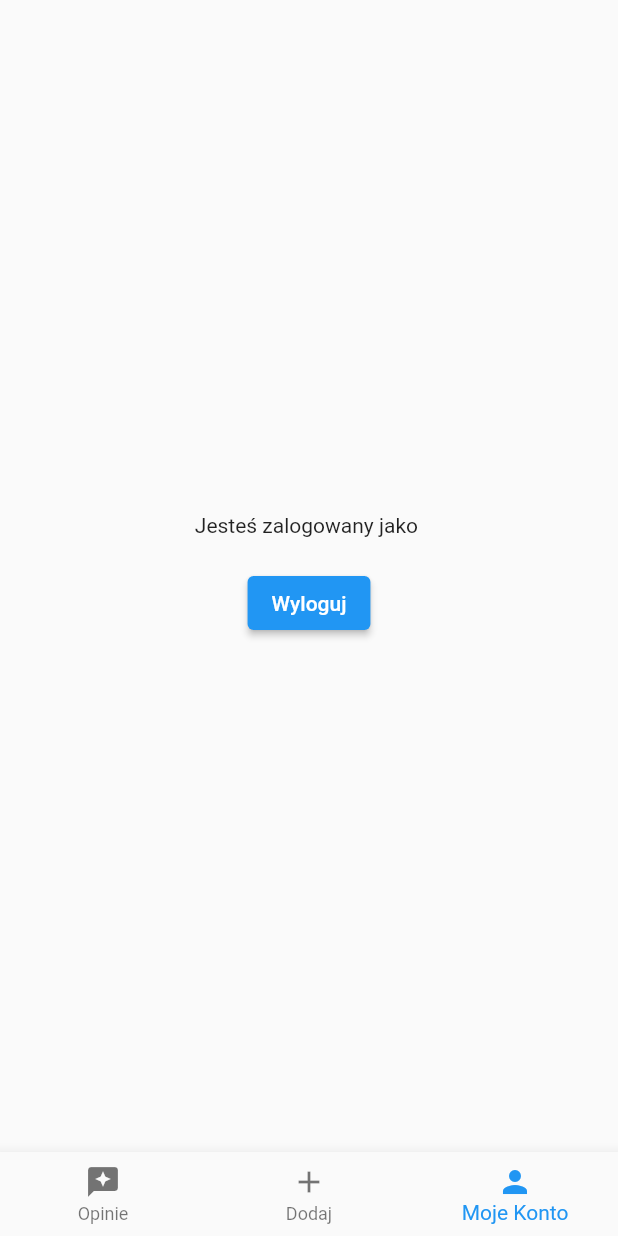
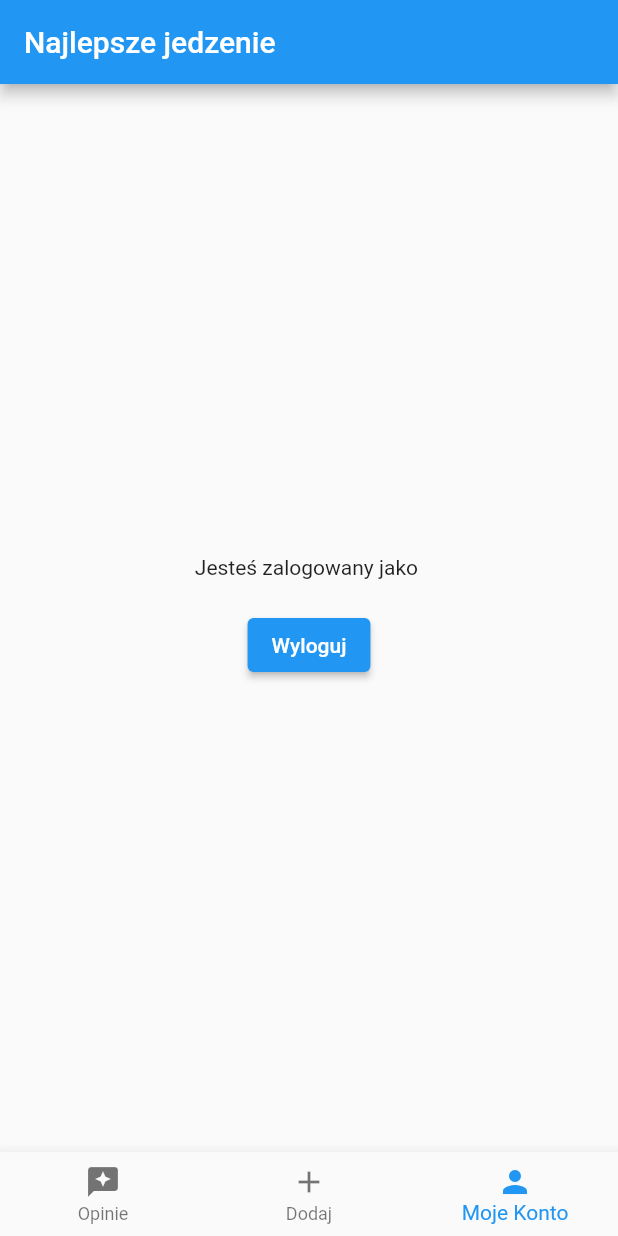
Before and after one commit to jakubapola/najlepsze_jedzenie, a Flutter app: the screen it shows once a user with an empty profile is signed in, item 3 of the bottom bar chosen, after a tap on "Wyloguj", on a phone screen of 412 x 824 dp. Run offline on Flutter 3.47's test engine with Material 2 defaults, Android fonts, the phone set to English and light mode, and no system bars; our stand-ins replace cloud_firestore, firebase_auth, firebase_core; accounts and stored records are empty.

Commit message:
Install Cloud Firestore

```diff
--- a/lib/app/home/home_page.dart
+++ b/lib/app/home/home_page.dart
@@ -1,5 +1,8 @@
 import 'package:firebase_auth/firebase_auth.dart';
 import 'package:flutter/material.dart';
+import 'package:najlepsze_jedzenie/app/home/add_opinion/add_opinion_page_content.dart';
+import 'package:najlepsze_jedzenie/app/home/my_account/my_account_page_content.dart';
+import 'package:najlepsze_jedzenie/app/home/restaurants/restautants_page_content.dart';
 
 class HomePage extends StatefulWidget {
   const HomePage({
@@ -19,33 +22,18 @@
   @override
   Widget build(BuildContext context) {
     return Scaffold(
+      appBar: AppBar(
+        title: const Text('Najlepsze jedzenie'),
+      ),
       body: Builder(builder: (context) {
         if (currentIndex == 0) {
-          return const Center(
-            child: Text('Jeden'),
-          );
+          return const RestaurantsPageContent();
         }
         if (currentIndex == 1) {
-          return const Center(
-            child: Text('Dwa'),
-          );
+          return const AddOpinionPageContent();
         }
 
-        return Center(
-          child: Column(
-            mainAxisAlignment: MainAxisAlignment.center,
-            children: [
-              Text('Jesteś zalogowany jako ${widget.user.email}'),
-              const SizedBox(height: 20),
-              ElevatedButton(
-                onPressed: () {
-                  FirebaseAuth.instance.signOut();
-                },
-                child: const Text('Wyloguj'),
-              ),
-            ],
-          ),
-        );
+        return MyAccountPageContent(email: widget.user.email);
       }),
       bottomNavigationBar: BottomNavigationBar(
         currentIndex: currentIndex,
--- a/pubspec.yaml
+++ b/pubspec.yaml
@@ -36,6 +36,7 @@
   cupertino_icons: ^1.0.2
   firebase_core: ^1.20.0
   firebase_auth: ^3.6.2
+  cloud_firestore: ^3.4.4
 
 dev_dependencies:
   flutter_test:
```
Also changed, not shown: pubspec.lock, 1 other file.
